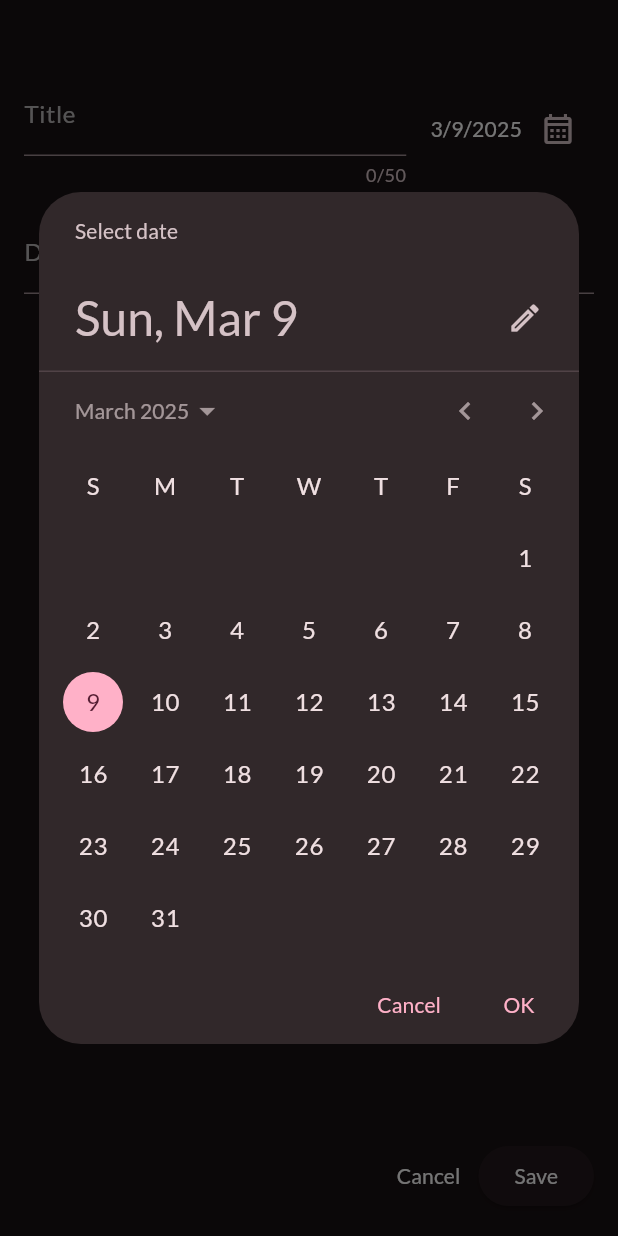
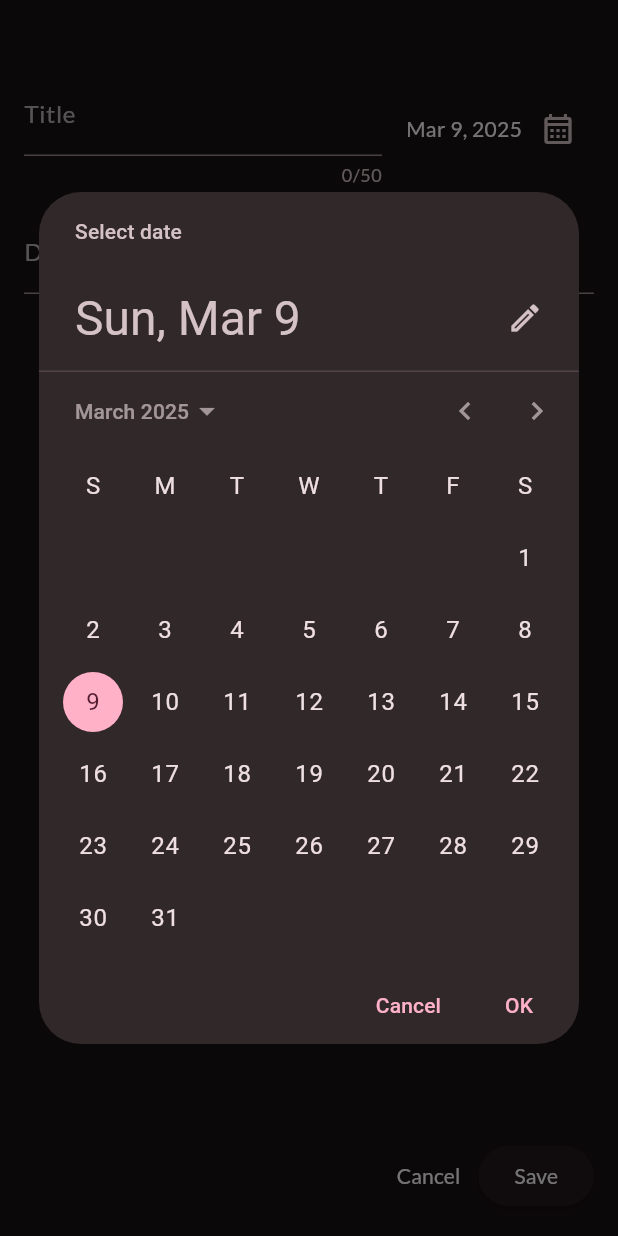
Before and after one commit to MuhammadAhmadd1/Notes-app, a Flutter app: the NewNotes widget shown alone on an empty page, opened directly with empty values, after a tap on the "calendar month" icon, on a phone screen of 412 x 824 dp. Run offline on Flutter 3.47's test engine with Material 3 defaults, Android fonts, the phone set to English and light mode, and no system bars; our stand-ins replace google_fonts.

Commit message:
Date picker not null error solved & card Elevated & naming

```diff
--- a/lib/notes.dart
+++ b/lib/notes.dart
@@ -54,7 +54,7 @@ class _NotesState extends State<Notes> {
   @override
   Widget build(BuildContext context) {
     Widget mainContent = Center(
-      child: Text('No Expense!',
+      child: Text('No Notes!',
           style: Theme.of(context)
               .textTheme
               .bodyLarge!
@@ -68,11 +68,11 @@ class _NotesState extends State<Notes> {
     }
     return Scaffold(
       appBar: AppBar(
-        title: Text('AhmadsNotes'),
+        title: Text('AhmadsNotes',style: TextStyle(color: Colors.white),),
         actions: [
           IconButton(
             onPressed: _openAddexpenseOverlay,
-            icon: Icon(Icons.add),
+            icon: Icon(Icons.notes,size: 30,color: Colors.white,),
           ),
         ],
       ),
--- a/lib/widget/expenses_list/new_notes.dart
+++ b/lib/widget/expenses_list/new_notes.dart
@@ -1,5 +1,6 @@
 import 'package:flutter/material.dart';
 import 'package:mynotes/model/notes_structure.dart';
+import 'package:intl/intl.dart'; // Added missing import for formatter
 
 class NewNotes extends StatefulWidget {
   const NewNotes({super.key, required this.onAddnote});
@@ -12,7 +13,9 @@ class NewNotes extends StatefulWidget {
 class _NewNotesState extends State<NewNotes> {
   final _titleController = TextEditingController();
   final _descriptionController = TextEditingController();
-  DateTime? _selectedDate = DateTime.now();
+  DateTime _selectedDate =
+      DateTime.now(); // Fix 1: Ensure _selectedDate is never null
+  final DateFormat formatter = DateFormat.yMMMd(); // Fix 2: Added formatter
 
   void _presentDatePicker() async {
     final now = DateTime.now();
@@ -23,7 +26,24 @@ class _NewNotesState extends State<NewNotes> {
       initialDate: now,
       firstDate: firstDate,
       lastDate: lastDate,
+      builder: (context, child) {
+        return Theme(
+          data: Theme.of(context).copyWith(
+            dialogTheme: const DialogTheme(
+              backgroundColor: Colors.black, // Background color
+            ),
+            textTheme: const TextTheme(
+              bodyLarge: TextStyle(color: Colors.white), // Input text color
+              bodyMedium: TextStyle(color: Colors.white),
+            ),
+          ),
+          child: child!,
         );
+      },
+    );
+
+    if (pickedDate == null)
+      return; // Fix 3: Prevent assigning null to _selectedDate
     setState(() {
       _selectedDate = pickedDate;
     });
@@ -54,7 +74,6 @@ class _NewNotesState extends State<NewNotes> {
   }
 
   void _submitExpenseData() {
-    // Check if title and description are empty (validation)
     if (_titleController.text.trim().isEmpty ||
         _descriptionController.text.trim().isEmpty) {
       _showDialog();
@@ -65,7 +84,7 @@ class _NewNotesState extends State<NewNotes> {
       NotesStructure(
         title: _titleController.text,
         description: _descriptionController.text,
-        date: _selectedDate!,
+        date: _selectedDate,
       ),
     );
     Navigator.pop(context);
@@ -83,14 +102,10 @@ class _NewNotesState extends State<NewNotes> {
     final keyBoardSpace = MediaQuery.of(context).viewInsets.bottom;
     return SizedBox(
       height: double.infinity,
-      child: Expanded(
-        // reverse: true,
       child: Padding(
         padding: EdgeInsets.fromLTRB(16, 48, 16, keyBoardSpace + 16),
-          child: Expanded(
         child: Column(
           children: [
-                // Title Field with Date Picker
             Row(
               children: [
                 Expanded(
@@ -111,7 +126,8 @@ class _NewNotesState extends State<NewNotes> {
                   mainAxisAlignment: MainAxisAlignment.spaceBetween,
                   children: [
                     Text(
-                          formatter.format(_selectedDate!),
+                      formatter.format(
+                          _selectedDate), // Fix 4: Ensure _selectedDate is always used safely
                       style: const TextStyle(color: Colors.white),
                     ),
                     IconButton(
@@ -123,8 +139,6 @@ class _NewNotesState extends State<NewNotes> {
               ],
             ),
             const SizedBox(height: 16),
-
-                // Multiline Description Field
             Expanded(
               child: SingleChildScrollView(
                 child: TextField(
@@ -143,8 +157,6 @@ class _NewNotesState extends State<NewNotes> {
               ),
             ),
             const SizedBox(height: 16),
-
-                // Buttons
             Row(
               children: [
                 const Spacer(),
@@ -169,8 +181,6 @@ class _NewNotesState extends State<NewNotes> {
           ],
         ),
       ),
-        ),
-      ),
     );
   }
 }
--- a/lib/widget/expenses_list/notes_card_display.dart
+++ b/lib/widget/expenses_list/notes_card_display.dart
@@ -17,6 +17,7 @@ class NotesCardDisplay extends StatelessWidget {
         highlightColor: Colors.transparent,
         borderRadius: BorderRadius.circular(16),
         child: Card(
+          elevation: 500,
           margin: const EdgeInsets.symmetric(horizontal: 15, vertical: 10),
           child: Padding(
             padding: const EdgeInsets.symmetric(horizontal: 17, vertical: 16),
```
Lines whose indentation alone changed are shown as unchanged.
